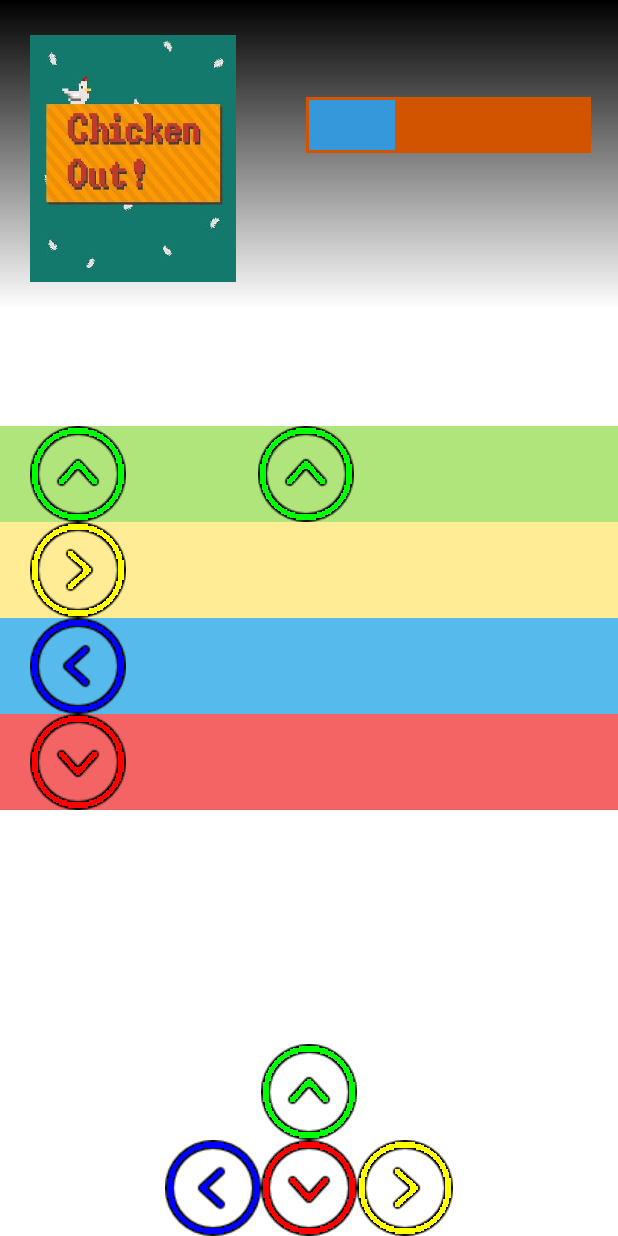
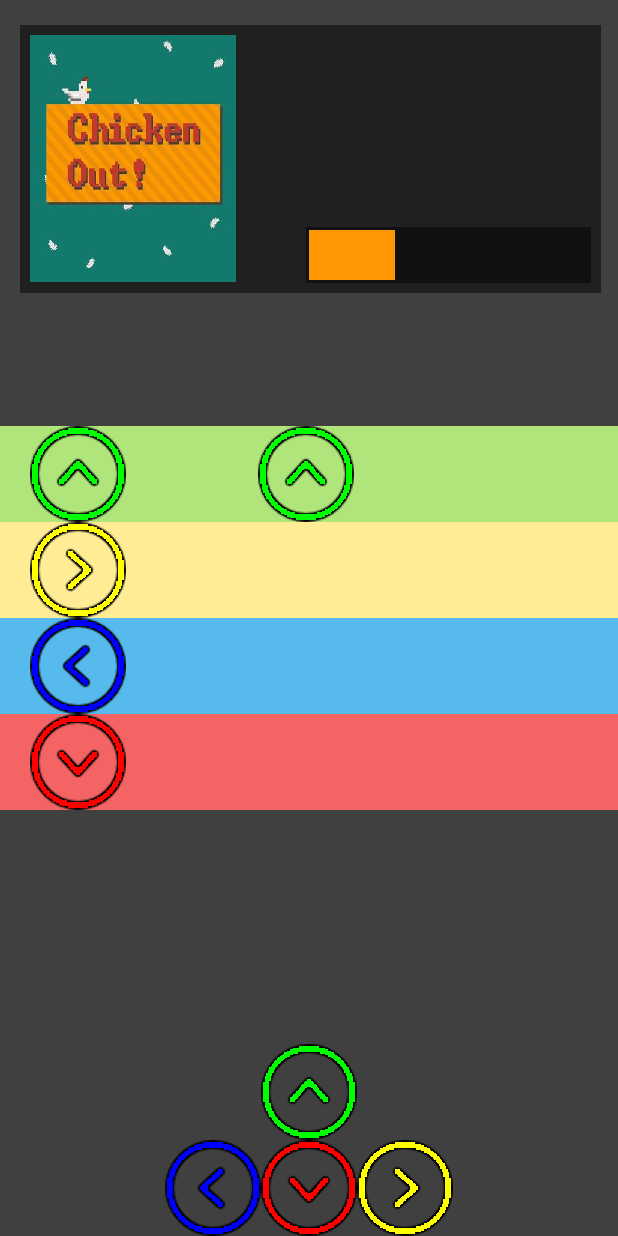
Before and after one commit to ThiagoZx/JamverDungeon, an Android app: the screen it shows after launch (MainActivity), on a phone screen of 412 x 824 dp. Run offline under Robolectric (Android 15) with nearby library versions, the light colour scheme and no system bars.

Commit message:
Design Update
Proceeding to Prado's name... Finally.

```diff
--- a/JamverDungeon/app/src/main/java/com/example/thiagotorres/jamverdungeon/Background.java
+++ b/JamverDungeon/app/src/main/java/com/example/thiagotorres/jamverdungeon/Background.java
@@ -10,6 +10,9 @@ import android.graphics.Rect;
 import android.graphics.RectF;
 import android.graphics.Shader;
 import android.widget.ProgressBar;
+import android.widget.TextView;
+
+import org.w3c.dom.Text;
 
 /**
  * Created by Thiago on 15/07/2016
@@ -45,11 +48,16 @@ public class Background {
 
     void DrawBackground(Canvas canvas) {
         if (!albumSizeSet) { album = setAlbumSize(album, canvas.getHeight() / 5, canvas.getWidth() / 3); }
-        Shader shader = new LinearGradient(0, 0, 0, canvas.getHeight() / 4, Color.BLACK, Color.WHITE, Shader.TileMode.CLAMP);
-        Paint paint = new Paint();
-        paint.setShader(shader);
-        canvas.drawRect(new RectF(0, 0, canvas.getWidth(), canvas.getHeight()), paint); // <== Fix this;
+        paint.setColor(Color.rgb(64,64,64));
+        canvas.drawRect(new Rect(0, 0, canvas.getWidth(), canvas.getHeight()), paint);
+
+        paint.setColor(Color.rgb(32, 32, 32));
+        canvas.drawRect(new Rect(canvas.getWidth() / 20 - 10, canvas.getHeight() / 35 - 10, (canvas.getWidth() - canvas.getWidth() / 20) + 13, (canvas.getHeight() / 35 * 8) + 13), paint);
         canvas.drawBitmap(album, canvas.getWidth() / 20, canvas.getHeight() / 35, null);
+    }
+
+    void DrawAuthorName() {
+
     }
 
     void setBarBackground(Canvas canvas, Bitmap bitmap){
@@ -80,7 +88,10 @@ public class Background {
     void DrawButton(Canvas canvas) {
         Rect r = new Rect();
         paint.setColor(Color.rgb(52, 73, 94));
-        r.set(canvas.getWidth() / 2, 100, canvas.getWidth() - canvas.getWidth() / 20, 150);
+        r.set(canvas.getWidth() / 2, (canvas.getHeight() / 35 * 8) - 50, canvas.getWidth() - canvas.getWidth() / 20, (canvas.getHeight() / 35 * 8));
         canvas.drawRect(r, paint);
+        paint.setColor(Color.WHITE);
+        paint.setTextSize(36);
+        canvas.drawText("Letra Q!", 6 * canvas.getWidth() / 10, (canvas.getHeight() / 35 * 8) - 10, paint);
     }
 }
--- a/JamverDungeon/app/src/main/java/com/example/thiagotorres/jamverdungeon/MainActivity.java
+++ b/JamverDungeon/app/src/main/java/com/example/thiagotorres/jamverdungeon/MainActivity.java
@@ -1,12 +1,10 @@
 package com.example.thiagotorres.jamverdungeon;
 
 import android.app.Activity;
-import android.content.Intent;
 import android.content.pm.ActivityInfo;
 import android.os.Bundle;
 import android.view.Window;
 import android.view.WindowManager;
-import android.widget.ProgressBar;
 
 public class MainActivity extends Activity {
 
--- a/JamverDungeon/app/src/main/java/com/example/thiagotorres/jamverdungeon/SongView.java
+++ b/JamverDungeon/app/src/main/java/com/example/thiagotorres/jamverdungeon/SongView.java
@@ -91,14 +91,14 @@ public class SongView extends View implements Runnable {
         Paint progressPaint = new Paint();
 
         //Draw Background
-        progressPaint.setColor(Color.rgb(211, 84, 0));
-        Rect progressBackground = new Rect((canvas.getWidth() / 2) - 3, (100) - 3, (canvas.getWidth() - canvas.getWidth() / 20) + 3, (150) + 3);
+        progressPaint.setColor(Color.rgb(16, 16, 16));
+        Rect progressBackground = new Rect((canvas.getWidth() / 2) - 3, ((canvas.getHeight() / 35 * 8) - 50) - 3, (canvas.getWidth() - canvas.getWidth() / 20) + 3, (canvas.getHeight() / 35 * 8) + 3);
         canvas.drawRect(progressBackground, progressPaint);
 
         //Draw Progress
-        progressPaint.setColor(Color.rgb(52, 152, 219));
+        progressPaint.setColor(Color.rgb(255, 151, 2));
         float songPosition = (canvas.getWidth() / 2) + (canvas.getWidth() / 2  - canvas.getWidth() / 20) * song.getCurrentPosition() / song.getDuration();
-        Rect progress = new Rect(canvas.getWidth() / 2, 100, (int)songPosition, 150);
+        Rect progress = new Rect(canvas.getWidth() / 2, (canvas.getHeight() / 35 * 8) - 50, (int)songPosition, canvas.getHeight() / 35 * 8);
         canvas.drawRect(progress, progressPaint);
     }
 
```
